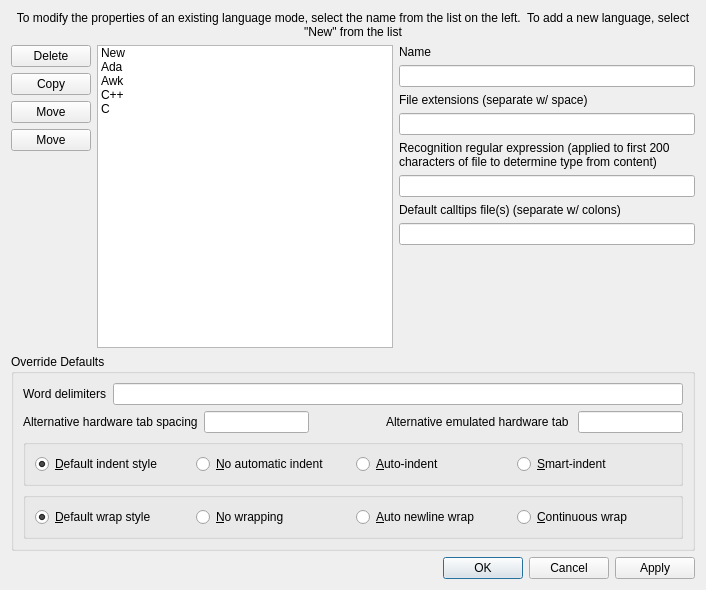
First picture: the form in source/ui/DialogLanguageModes.ui, repository eteran/nedit-ng, before the edit.
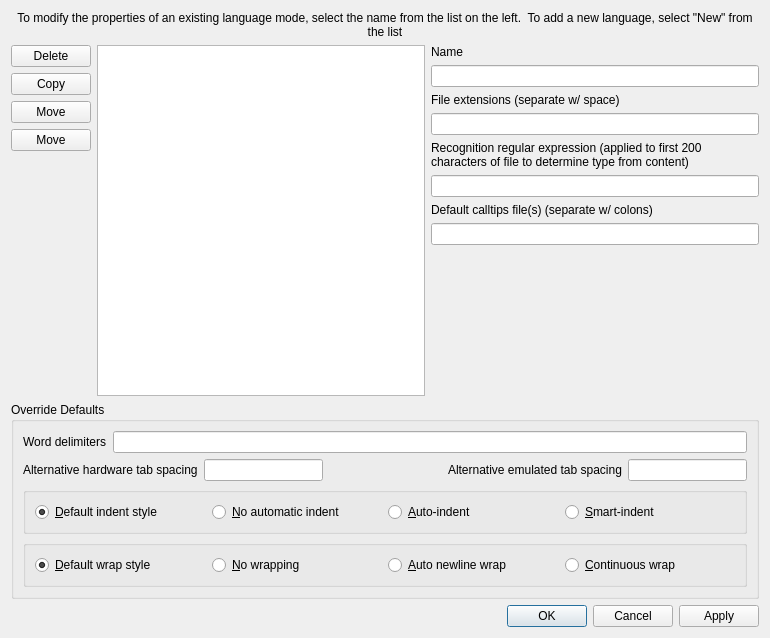
Second picture: the form after the edit. Icons and pictures are not drawn.

Commit message: some minor cleanup, starting to implement language modes dialog

Patch:
```diff
--- a/source/ui/DialogLanguageModes.ui
+++ b/source/ui/DialogLanguageModes.ui
@@ -6,8 +6,8 @@
    <rect>
     <x>0</x>
     <y>0</y>
-    <width>706</width>
-    <height>590</height>
+    <width>770</width>
+    <height>638</height>
    </rect>
   </property>
   <property name="windowTitle">
@@ -95,33 +95,7 @@
       </layout>
      </item>
      <item>
-      <widget class="QListWidget" name="listWidget">
-       <item>
-        <property name="text">
-         <string>New</string>
-        </property>
-       </item>
-       <item>
-        <property name="text">
-         <string>Ada</string>
-        </property>
-       </item>
-       <item>
-        <property name="text">
-         <string>Awk</string>
-        </property>
-       </item>
-       <item>
-        <property name="text">
-         <string>C++</string>
-        </property>
-       </item>
-       <item>
-        <property name="text">
-         <string>C</string>
-        </property>
-       </item>
-      </widget>
+      <widget class="QListWidget" name="listLanguages"/>
      </item>
      <item>
       <layout class="QVBoxLayout" name="verticalLayout">
@@ -242,7 +216,7 @@
         <item>
          <widget class="QLabel" name="label_8">
           <property name="text">
-           <string>Alternative emulated hardware tab </string>
+           <string>Alternative emulated tab spacing</string>
           </property>
          </widget>
         </item>
```
Left out of the diff: 74 changed lines with no effect on the pictures. The commit also changes 5 other files.
